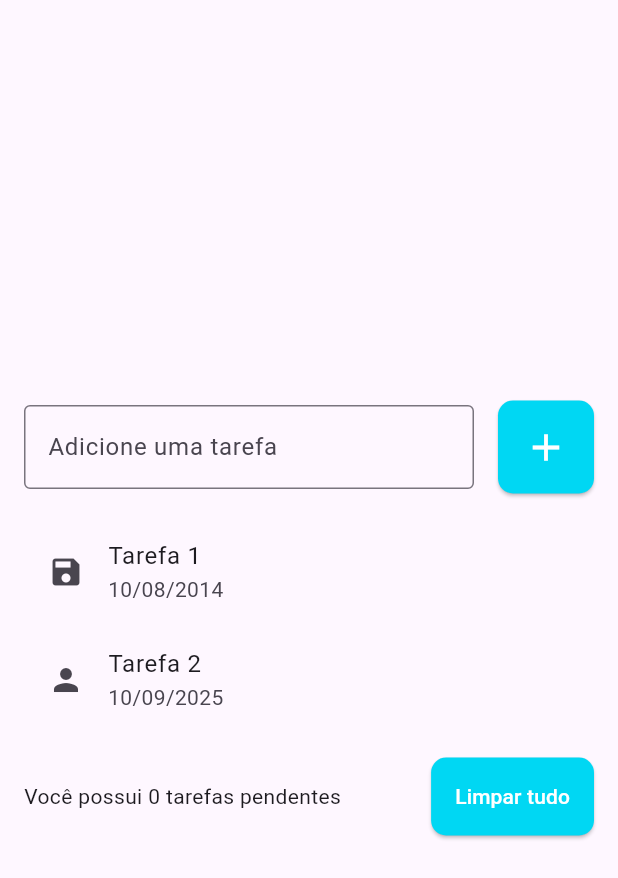
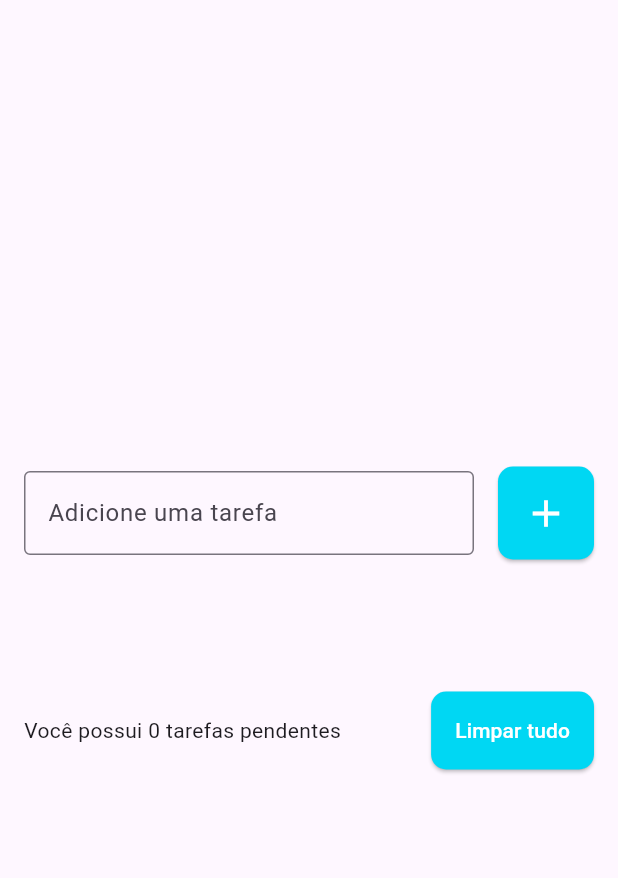
Before and after one commit to JoseJacsanCode/toDoListApp, a Flutter app: the screen it shows after launch, after a tap on the "add" icon, on a phone screen of 412 x 824 dp. Shown: the top 878 px of the screen. Run offline on Flutter 3.47's test engine with Material 3 defaults, Android fonts, the phone set to English and light mode, and no system bars.

Commit message:
Incrementando a Lista

```diff
--- a/lib/pages/to_do_list_page.dart
+++ b/lib/pages/to_do_list_page.dart
@@ -1,7 +1,16 @@
 import 'package:flutter/material.dart';
 
-class ToDoListPage extends StatelessWidget {
+class ToDoListPage extends StatefulWidget {
   const ToDoListPage({super.key});
+
+  @override
+  State<ToDoListPage> createState() => _ToDoListPageState();
+}
+
+class _ToDoListPageState extends State<ToDoListPage> {
+  final TextEditingController todoController = TextEditingController();
+
+  List<String> todos = [];
 
   @override
   Widget build(BuildContext context) {
@@ -16,6 +25,7 @@ class ToDoListPage extends StatelessWidget {
                 children: [
                   Expanded(
                     child: TextField(
+                      controller: todoController,
                       decoration: InputDecoration(
                         labelText: 'Adicione uma tarefa',
                         hintText: 'Ex. Comprar pão',
@@ -25,7 +35,13 @@ class ToDoListPage extends StatelessWidget {
                   ),
                   SizedBox(width: 16),
                   ElevatedButton(
-                    onPressed: () {},
+                    onPressed: () {
+                      String text = todoController.text;
+                      setState(() {
+                        todos.add(text);
+                        todoController.clear();
+                      });
+                    },
                     style: ElevatedButton.styleFrom(
                       backgroundColor: Color(0xff00d7f3),
                       padding: EdgeInsets.all(16),
@@ -39,26 +55,19 @@ class ToDoListPage extends StatelessWidget {
               ),
               SizedBox(height: 16),
 
-              ListView(
+              Flexible(
+                child: ListView(
                   shrinkWrap: true,
                   children: [
+                    for (String todo in todos)
                       ListTile(
-                    title: Text('Tarefa 1'),
-                    subtitle: Text('10/08/2014'),
-                    leading: Icon(Icons.save),
+                        title: Text(todo),
                         onTap: () {
-                      print('Tarefa 1');
-                    },
-                  ),
-                  ListTile(
-                    title: Text('Tarefa 2'),
-                    subtitle: Text('10/09/2025'),
-                    leading: Icon(Icons.person),
-                    onTap: () {
-                      print('Tarefa 2');
+                          print('Tarefa: $todo');
                         },
                       ),
                   ],
+                ),
               ),
 
               SizedBox(height: 16),
```
Lines whose indentation alone changed are shown as unchanged.
